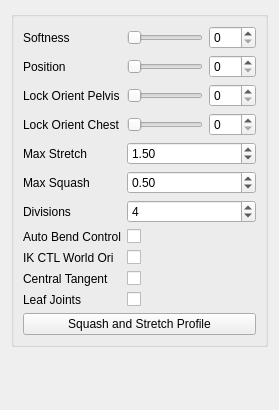
Above: mGear/scripts/mgear/shifter_epic_components/EPIC_spine_02/settingsUI.ui from jandriambolisoa/mGear-rez before the change. Below: the same form after it.
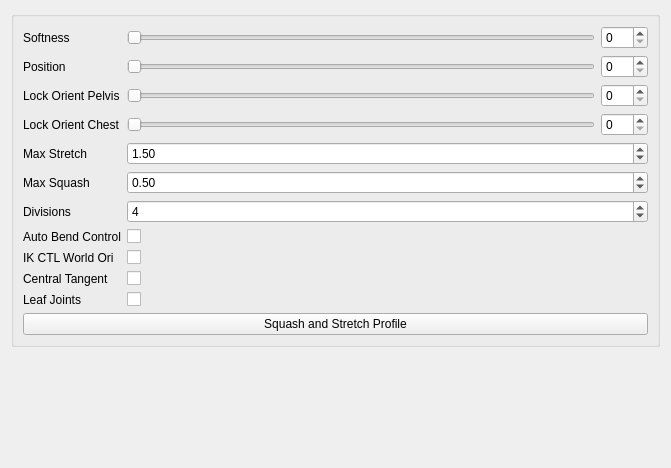
That is the form after the change.

```diff
--- a/mGear/scripts/mgear/shifter_epic_components/EPIC_spine_02/settingsUI.ui
+++ b/mGear/scripts/mgear/shifter_epic_components/EPIC_spine_02/settingsUI.ui
@@ -6,8 +6,8 @@
    <rect>
     <x>0</x>
     <y>0</y>
-    <width>279</width>
-    <height>410</height>
+    <width>671</width>
+    <height>468</height>
    </rect>
   </property>
   <property name="windowTitle">
```
Left out of the diff: 80 changed lines with no effect on the pictures.
